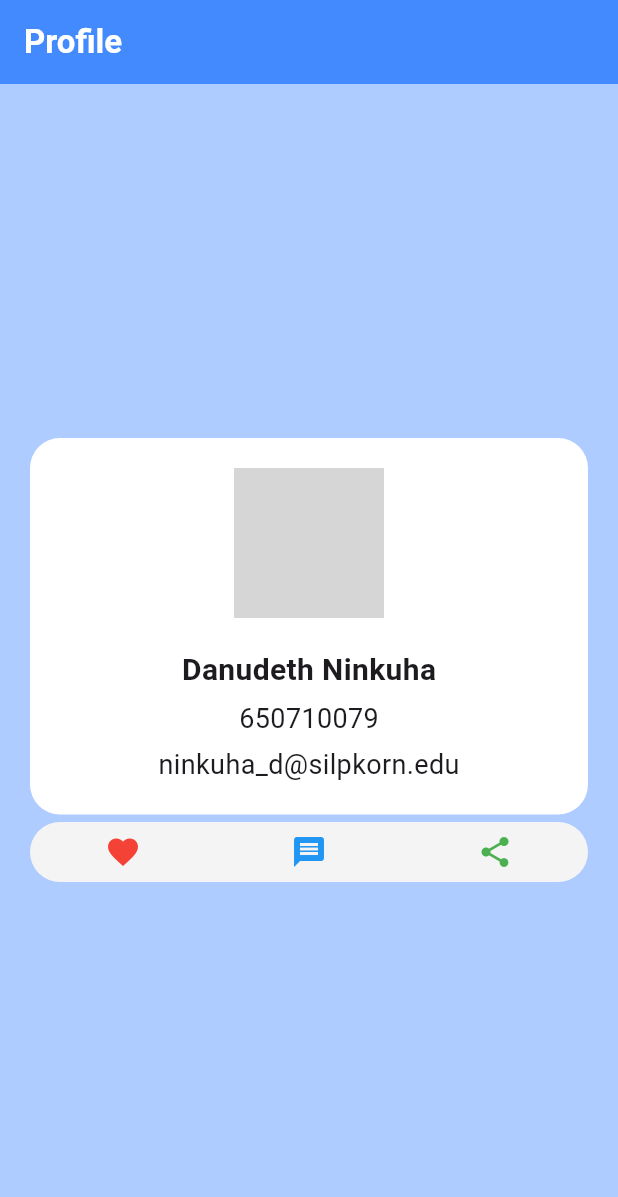
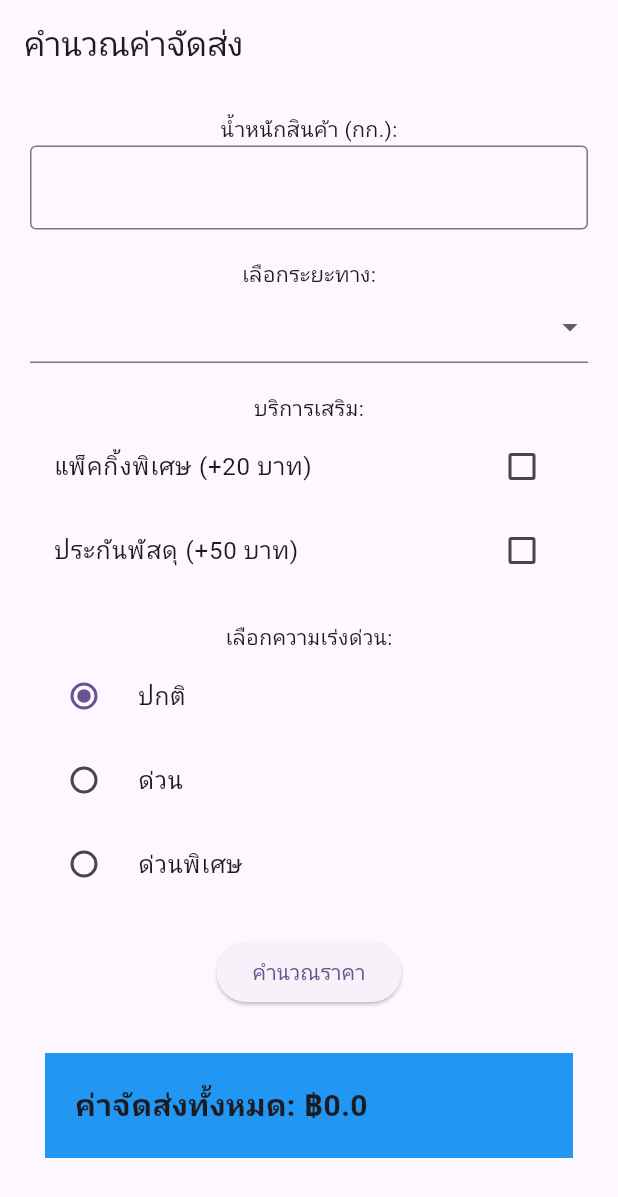
Before and after one commit to danudeth2004/final_exam_650710079, a Flutter app: the screen it shows after launch, on a phone screen of 412 x 824 dp. Shown: the top 1197 px of the screen. Run offline on Flutter 3.47's test engine with Material 3 defaults, Android fonts, the phone set to English and light mode, and no system bars; missing offline and left inert: dart:ffi; grey boxes are pictures that could not be loaded.

Commit message:
final_exam650710079

```diff
--- /dev/null
+++ b/lib/answer2.dart
@@ -0,0 +1,158 @@
+import 'dart:ffi';
+
+import 'package:flutter/material.dart';
+
+class Answer2 extends StatefulWidget {
+  const Answer2({super.key});
+
+  @override
+  State<Answer2> createState() => _Answer2State();
+}
+
+class _Answer2State extends State<Answer2> {
+  final _formKey = GlobalKey<FormState>();
+  final TextEditingController _weight = TextEditingController();
+  String? _selected;
+  bool _extra1 = false;
+  bool _extra2 = false;
+  int _selectedFast = 0;
+  double _total = 0;
+  @override
+  Widget build(BuildContext context) {
+    return Scaffold(
+      appBar: AppBar(title: const Text("คำนวณค่าจัดส่ง")),
+      body: Form(
+        key: _formKey,
+        child: Container(
+          margin: EdgeInsets.all(20),
+          child: Column(
+            children: [
+              Text("น้ำหนักสินค้า (กก.):"),
+              TextFormField(
+                decoration: const InputDecoration(border: OutlineInputBorder()),
+                controller: _weight,
+                validator: (value) {
+                  if (value == null || value.isEmpty) {
+                    return 'กรุณากรอกน้ำหนักของสินค้า';
+                  }
+                  return null;
+                },
+              ),
+              SizedBox(height: 20),
+              Text("เลือกระยะทาง:"),
+              DropdownButtonFormField<String>(
+                // decoration: const InputDecoration(labelText: 'Select Number'),
+                value: _selected,
+                items:
+                    ['ในเมือง', 'ต่างจังหวัด', 'ต่างประเทศ']
+                        .map(
+                          (item) =>
+                              DropdownMenuItem(value: item, child: Text(item)),
+                        )
+                        .toList(),
+                onChanged: (value) {
+                  _selected = value;
+                },
+                validator:
+                    (value) => value == null ? 'กรุณาเลือกระยะทาง' : null,
+              ),
+              SizedBox(height: 20),
+              Text("บริการเสริม:"),
+              Column(
+                children: [
+                  CheckboxListTile(
+                    title: const Text('แพ็คกิ้งพิเศษ (+20 บาท)'),
+                    value: _extra1,
+                    onChanged: (value) {
+                      setState(() {
+                        _extra1 = value!;
+                      });
+                    },
+                  ),
+                  CheckboxListTile(
+                    title: const Text('ประกันพัสดุ (+50 บาท)'),
+                    value: _extra2,
+                    onChanged: (value) {
+                      setState(() {
+                        _extra2 = value!;
+                      });
+                    },
+                  ),
+                ],
+              ),
+              SizedBox(height: 20),
+              Text("เลือกความเร่งด่วน:"),
+              Column(
+                children: [
+                  RadioListTile(
+                    title: const Text('ปกติ'),
+                    value: 0,
+                    groupValue: _selectedFast,
+                    onChanged: (value) {
+                      setState(() {
+                        _selectedFast = value!;
+                      });
+                    },
+                  ),
+                  RadioListTile(
+                    title: const Text('ด่วน'),
+                    value: 30,
+                    groupValue: _selectedFast,
+                    onChanged: (value) {
+                      setState(() {
+                        _selectedFast = value!;
+                      });
+                    },
+                  ),
+                  RadioListTile(
+                    title: const Text('ด่วนพิเศษ'),
+                    value: 50,
+                    groupValue: _selectedFast,
+                    onChanged: (value) {
+                      setState(() {
+                        _selectedFast = value!;
+                      });
+                    },
+                  ),
+                ],
+              ),
+              SizedBox(height: 20),
+              ElevatedButton(
+                onPressed: () {
+                  setState(() {
+                    if (_formKey.currentState!.validate()) {
+                      if (_selected == 'ในเมือง') {
+                        _total = 10.0 * double.parse(_weight.text); // *_weight
+                      } else if (_selected == 'ต่างจังหวัด') {
+                        _total = 15.0 * double.parse(_weight.text);
+                        print(_total);
+                      } else {
+                        _total = 50.0 * double.parse(_weight.text);
+                      }
+                      if (_extra1) _total += 20;
+                      if (_extra2) _total += 50;
+                      _total += _selectedFast;
+                      print(_total);
+                    }
+                  });
+                },
+                child: Text("คำนวณราคา"),
+              ),
+              SizedBox(height: 20),
+              Container(
+                width: double.infinity,
+                margin: EdgeInsets.all(10),
+                padding: EdgeInsets.all(20),
+                decoration: BoxDecoration(color: Colors.blue),
+                child: Text(
+                  "ค่าจัดส่งทั้งหมด: ฿${_total}",
+                  style: TextStyle(fontSize: 20, fontWeight: FontWeight.bold),
+                ),
+              ),
+            ],
+          ),
+        ),
+      ),
+    );
+  }
+}
--- a/lib/main.dart
+++ b/lib/main.dart
@@ -1,3 +1,5 @@
+import 'package:final_exam_650710079/answer1.dart';
+import 'package:final_exam_650710079/answer2.dart';
 import 'package:final_exam_650710079/profile_card.dart';
 import 'package:flutter/material.dart';
 
@@ -18,16 +20,8 @@
           colorScheme: ColorScheme.fromSeed(seedColor: Colors.deepPurple),
           useMaterial3: true,
         ),
-        home: Scaffold(
-          appBar: AppBar(
-          title: const Text(
-            "Profile",
-            style: TextStyle(color: Colors.white, fontWeight: FontWeight.bold),
-          ),
-          backgroundColor: Colors.blueAccent,
-          ),
-        body: ProfileCard(),
-      ),
+        // home: Answer1()
+        home: Answer2()
     );
   }
 }
```
Also changed, not shown: lib/answer1.dart (added, +85 -0 lines), 10 other files.
